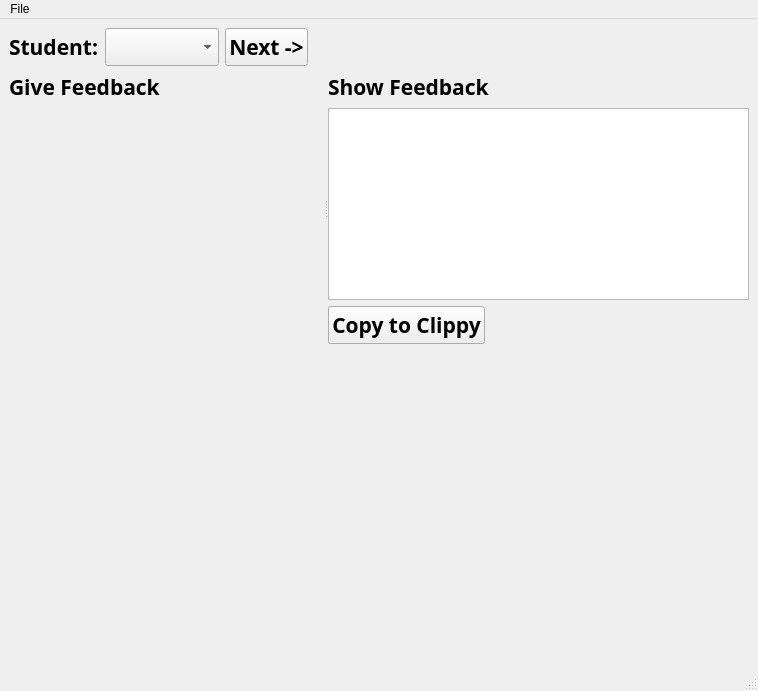
First picture: the form in src/feat/views/gui_feat.ui, repository AnneliesVlaar/Feat, before the edit.
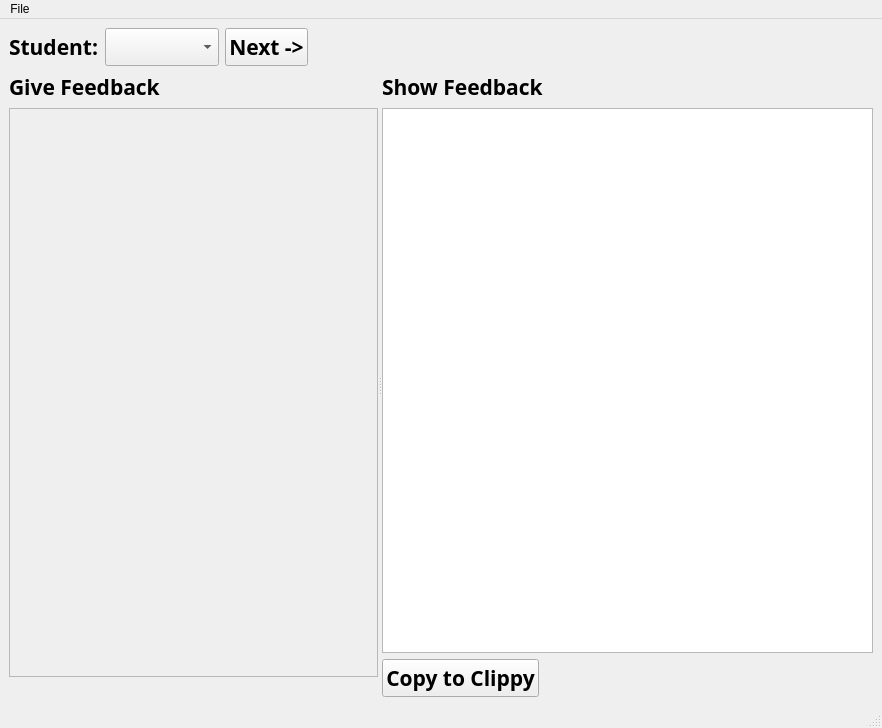
Second picture: the form after the edit.

```diff
--- a/src/feat/views/gui_feat.ui
+++ b/src/feat/views/gui_feat.ui
@@ -6,8 +6,8 @@
    <rect>
     <x>0</x>
     <y>0</y>
-    <width>758</width>
-    <height>691</height>
+    <width>882</width>
+    <height>728</height>
    </rect>
   </property>
   <property name="windowTitle">
@@ -165,7 +165,29 @@
            </layout>
           </item>
           <item>
-           <layout class="QVBoxLayout" name="vbox">
+           <widget class="QScrollArea" name="scrollArea">
+            <property name="widgetResizable">
+             <bool>true</bool>
+            </property>
+            <widget class="QWidget" name="scrollAreaWidgetContents">
+             <property name="geometry">
+              <rect>
+               <x>0</x>
+               <y>0</y>
+               <width>296</width>
+               <height>258</height>
+              </rect>
+             </property>
+             <layout class="QGridLayout" name="gridLayout_2">
+              <item row="0" column="0">
+               <layout class="QVBoxLayout" name="vbox"/>
+              </item>
+             </layout>
+            </widget>
+           </widget>
+          </item>
+          <item>
+           <layout class="QVBoxLayout" name="vbox_old">
             <property name="sizeConstraint">
              <enum>QLayout::SetNoConstraint</enum>
             </property>
@@ -173,19 +195,6 @@
           </item>
          </layout>
         </item>
-        <item>
-         <spacer name="verticalSpacer_2">
-          <property name="orientation">
-           <enum>Qt::Vertical</enum>
-          </property>
-          <property name="sizeHint" stdset="0">
-           <size>
-            <width>20</width>
-            <height>40</height>
-           </size>
-          </property>
-         </spacer>
-        </item>
         <item>
          <spacer name="horizontalSpacer_2">
           <property name="orientation">
@@ -295,19 +304,6 @@
       </widget>
      </widget>
     </item>
-    <item row="3" column="0">
-     <spacer name="verticalSpacer">
-      <property name="orientation">
-       <enum>Qt::Vertical</enum>
-      </property>
-      <property name="sizeHint" stdset="0">
-       <size>
-        <width>20</width>
-        <height>40</height>
-       </size>
-      </property>
-     </spacer>
-    </item>
    </layout>
   </widget>
   <widget class="QMenuBar" name="menubar">
@@ -315,7 +311,7 @@
     <rect>
      <x>0</x>
      <y>0</y>
-     <width>758</width>
+     <width>882</width>
      <height>21</height>
     </rect>
    </property>
```
